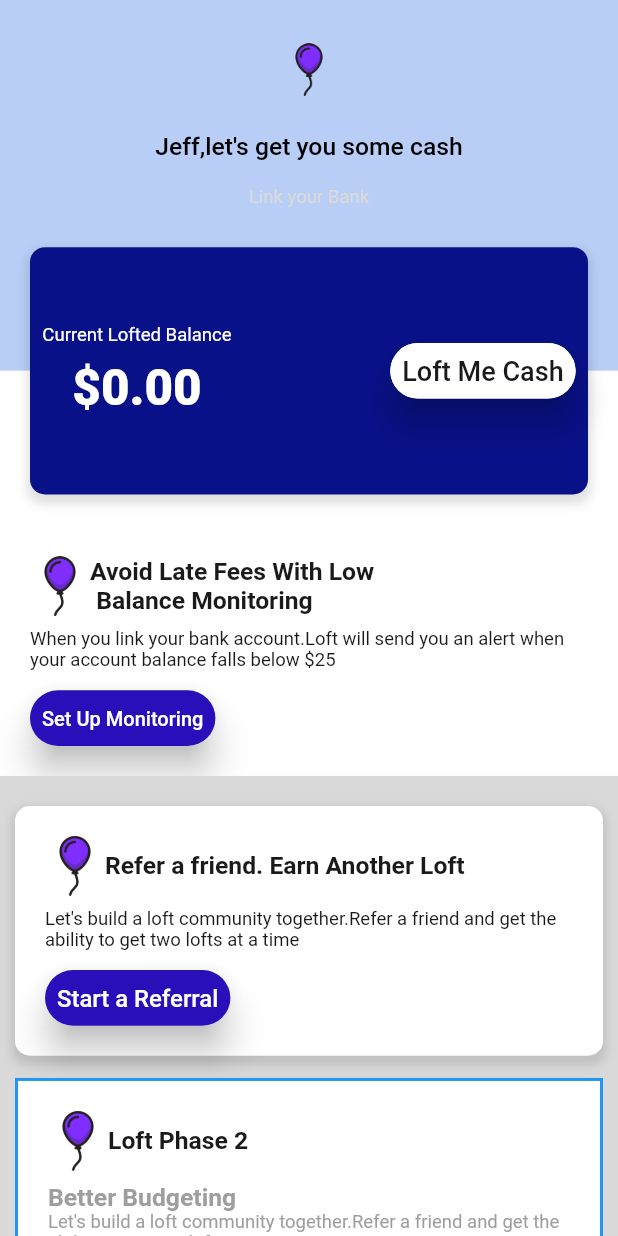
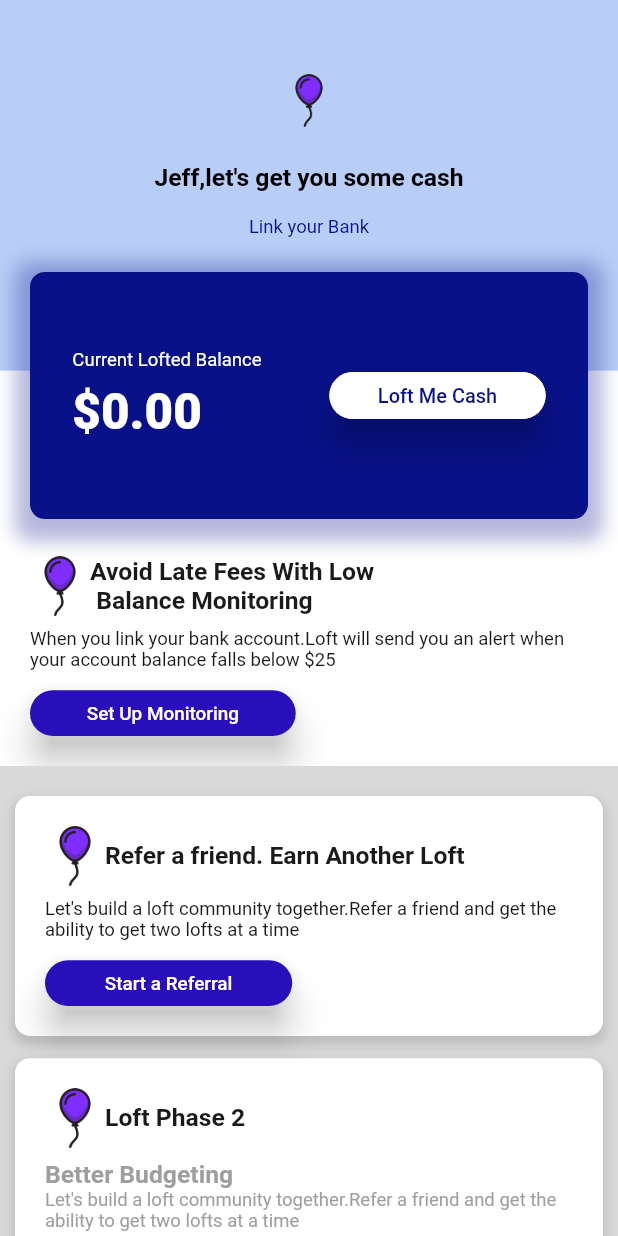
Before and after one commit to DevAppsMobile/loftApp, a Flutter app: the screen it shows after launch, on a phone screen of 412 x 824 dp. Run offline on Flutter 3.47's test engine with Material 2 defaults, Android fonts, the phone set to English and light mode, and no system bars; our stand-ins replace connectivity, firebase_auth, firebase_core, flutter_easyloading, get_it, local_auth and 3 more; missing offline and left inert: flutter_flavor; accounts and stored records are empty.

Commit message:
Dashboard screen updated

```diff
--- a/lib/screens/dash_board_screen.dart
+++ b/lib/screens/dash_board_screen.dart
@@ -1,8 +1,9 @@
 import 'package:flutter/cupertino.dart';
 import 'package:flutter/material.dart';
-import 'package:loftfin/strings.dart';
 import 'package:loftfin/style/app_theme.dart';
 import 'package:loftfin/widgets/custom_button.dart';
+
+import '../strings.dart';
 
 class DashBoardScreen extends StatefulWidget {
   static String routeName = "/dash_board_screen";
@@ -14,63 +15,56 @@ class DashBoardScreen extends StatefulWidget {
 }
 
 class _DashBoardScreen extends State<DashBoardScreen> {
-
-
   @override
   Widget build(BuildContext context) {
     final height = MediaQuery.of(context).size.height;
 
     final size = MediaQuery.of(context).size;
-    return SafeArea(child:
-      Scaffold(
+    return Scaffold(
         backgroundColor: Colors.white,
-      body:SingleChildScrollView(
-        child:Column(
+        body: SingleChildScrollView(
+          child: Column(
             children: [
-            TopView(),
+              _topView(),
               Container(
                 width: MediaQuery.of(context).size.width,
                 color: AppTheme.grey,
-              padding:new EdgeInsets.only(
+                padding: EdgeInsets.only(
                   top: 20.0,
                   right: 10.0,
                   bottom: 20.0,
-                  left: 10.0),
+                  left: 10.0,
+                ),
                 child: Column(
                   children: [
-                    Refer_Freind(),
+                    _referFriend(),
                     SizedBox(
                       height: size.height * 0.018,
                     ),
-
-                    Phase2(),
-                    ]
+                    _phaseTwo(),
+                  ],
+                ),
               )
-
-
-            )
-
             ],
-        ),)
+          ),
         ));
   }
 
-  Widget TopView(){
-    final height = MediaQuery.of(context).size.height;
+  Widget _topView() {
     final size = MediaQuery.of(context).size;
-    return   Stack(
+    return Stack(
       children: <Widget>[
         // The containers in the background and scrollable
-        new Column(
+        Column(
           children: <Widget>[
-            new Container(
-              height: height * .3,
+            Container(
+              height: size.height * 0.3,
               width: MediaQuery.of(context).size.width,
               color: AppTheme.blue,
               child: Column(
                 children: [
                   SizedBox(
-                    height: size.height * 0.035,
+                    height: size.height * 0.06,
                   ),
                   SizedBox(
                     height: 35,
@@ -85,7 +79,7 @@ class _DashBoardScreen extends State<DashBoardScreen> {
                     "Jeff,let's get you some cash",
                     style: TextStyle(
                       color: AppTheme.textColor,
-                      fontWeight: FontWeight.w500,
+                      fontWeight: FontWeight.w600,
                       fontSize: size.height * 0.02,
                     ),
                   ),
@@ -95,7 +89,7 @@ class _DashBoardScreen extends State<DashBoardScreen> {
                   Text(
                     kStringsLinkYourBank,
                     style: TextStyle(
-                      color: AppTheme.grey,
+                      color: AppTheme.darkBlue,
                       fontWeight: FontWeight.w400,
                       fontSize: size.height * 0.015,
                     ),
@@ -103,32 +97,32 @@ class _DashBoardScreen extends State<DashBoardScreen> {
                 ],
               ),
             ),
-            BalanceMonitoring()
+            _balanceMonitoring()
           ],
-
         ),
-        new Container(
+        Container(
           alignment: Alignment.topCenter,
-          padding: new EdgeInsets.only(
-              top: MediaQuery.of(context).size.height * .2,
+          padding: EdgeInsets.only(
+              top: MediaQuery.of(context).size.height * 0.22,
               right: 20.0,
               left: 20.0),
-          child: new Container(
-              height: MediaQuery.of(context).size.height * .2,
+          child: Container(
+            height: MediaQuery.of(context).size.height * 0.2,
             width: MediaQuery.of(context).size.width,
             decoration: BoxDecoration(
               borderRadius: BorderRadius.circular(10),
-                color:  AppTheme.darkBlue,
+              color: AppTheme.darkBlue,
               boxShadow: <BoxShadow>[
                 BoxShadow(
-                    color: Colors.black12,
+                  color: AppTheme.darkBlue.withOpacity(0.3),
                   offset: Offset(0, 4),
-                    blurRadius: 5,
-                    spreadRadius: 2,
+                  blurRadius: 10,
+                  spreadRadius: 10,
                 ),
               ],
             ),
-
+            child: Padding(
+              padding: const EdgeInsets.all(20.0),
               child: Row(
                 crossAxisAlignment: CrossAxisAlignment.center,
                 children: [
@@ -136,7 +130,7 @@ class _DashBoardScreen extends State<DashBoardScreen> {
                     width: size.width * 0.02,
                   ),
                   Column(
-                    crossAxisAlignment: CrossAxisAlignment.center,
+                    crossAxisAlignment: CrossAxisAlignment.start,
                     mainAxisAlignment: MainAxisAlignment.center,
                     children: [
                       Text(
@@ -150,7 +144,6 @@ class _DashBoardScreen extends State<DashBoardScreen> {
                       SizedBox(
                         height: size.height * 0.01,
                       ),
-
                       Text(
                         "\$0.00",
                         style: TextStyle(
@@ -164,34 +157,34 @@ class _DashBoardScreen extends State<DashBoardScreen> {
                   Spacer(),
                   CustomButton(
                     title: kStringsLoftMeCash,
-                    width: size.width * 0.3,
-
+                    width: size.width * 0.35,
                     backgroundColor: AppTheme.white,
-                    txtColor: AppTheme.black,
+                    txtColor: AppTheme.darkBlue,
                     onClick: () {},
-                    height: size.height * 0.045,
+                    height: size.height * 0.038,
                   ),
                   SizedBox(
                     width: size.width * 0.02,
                   ),
-
                 ],
-              )
+              ),
+            ),
           ),
         )
       ],
     );
   }
 
- Widget BalanceMonitoring(){
+  Widget _balanceMonitoring() {
     final size = MediaQuery.of(context).size;
-   return new Container(
+    return Container(
       width: MediaQuery.of(context).size.width,
       color: AppTheme.white,
-          padding: new EdgeInsets.only(
+      padding: EdgeInsets.only(
         right: 20.0,
         bottom: 20.0,
-              left: 20.0),
+        left: 20.0,
+      ),
       child: Column(
         crossAxisAlignment: CrossAxisAlignment.start,
         mainAxisAlignment: MainAxisAlignment.start,
@@ -213,8 +206,8 @@ class _DashBoardScreen extends State<DashBoardScreen> {
               SizedBox(
                 height: size.width * 0.015,
               ),
-
-                  Text(kStringsBalanceMonitoring,
+              Text(
+                kStringsBalanceMonitoring,
                 style: TextStyle(
                   color: AppTheme.black,
                   fontWeight: FontWeight.w600,
@@ -238,32 +231,29 @@ class _DashBoardScreen extends State<DashBoardScreen> {
           SizedBox(
             height: size.height * 0.016,
           ),
-
           CustomButton(
             title: kStringsSetUp,
-                width: size.width * 0.3,
+            width: size.width * 0.43,
             backgroundColor: AppTheme.themeColor,
             txtColor: AppTheme.white,
             onClick: () {},
-                height: size.height * 0.045,
+            height: size.height * 0.037,
           ),
           SizedBox(
             width: size.width * 0.02,
           ),
-
         ],
-          )
+      ),
     );
   }
 
-
-  Widget Refer_Freind(){
+  Widget _referFriend() {
     final size = MediaQuery.of(context).size;
-    return new Container(
+    return Container(
       width: MediaQuery.of(context).size.width,
       decoration: BoxDecoration(
         borderRadius: BorderRadius.circular(10),
-          color:  AppTheme.white,
+        color: AppTheme.white,
         boxShadow: <BoxShadow>[
           BoxShadow(
             color: Colors.black12,
@@ -273,12 +263,8 @@ class _DashBoardScreen extends State<DashBoardScreen> {
           ),
         ],
       ),
-
-        padding: new EdgeInsets.only(
-            right: 20.0,
-            top: 20.0,
-            bottom: 20.0,
-            left: 20.0),
+      padding:
+          EdgeInsets.only(right: 20.0, top: 20.0, bottom: 20.0, left: 20.0),
       child: Column(
         crossAxisAlignment: CrossAxisAlignment.start,
         mainAxisAlignment: MainAxisAlignment.start,
@@ -297,7 +283,6 @@ class _DashBoardScreen extends State<DashBoardScreen> {
               SizedBox(
                 height: size.width * 0.015,
               ),
-
               Text(
                 kStringsReferFriend,
                 style: TextStyle(
@@ -323,41 +308,40 @@ class _DashBoardScreen extends State<DashBoardScreen> {
           SizedBox(
             height: size.height * 0.016,
           ),
-
           CustomButton(
             title: kStringsStartFeral,
-              width: size.width * 0.3,
+            width: size.width * 0.4,
             backgroundColor: AppTheme.themeColor,
             txtColor: AppTheme.white,
             onClick: () {},
-              height: size.height * 0.045,
+            height: size.height * 0.037,
           ),
           SizedBox(
             width: size.width * 0.02,
           ),
-
         ],
-        )
+      ),
     );
   }
 
-  Widget Phase2(){
+  Widget _phaseTwo() {
     final size = MediaQuery.of(context).size;
-    return new Container(
+    return Container(
       width: MediaQuery.of(context).size.width,
       decoration: BoxDecoration(
-          color: Colors.white,
-            border: Border.all(
-              color: Colors.blue, //                   <--- border color
-              width: 2.0,
-            )
+        borderRadius: BorderRadius.circular(10),
+        color: AppTheme.white,
+        boxShadow: <BoxShadow>[
+          BoxShadow(
+            color: Colors.black12,
+            offset: Offset(0, 4),
+            blurRadius: 5,
+            spreadRadius: 2,
           ),
-
-        padding: new EdgeInsets.only(
-            right: 20.0,
-            top: 20.0,
-            bottom: 20.0,
-            left: 20.0),
+        ],
+      ),
+      padding:
+          EdgeInsets.only(right: 20.0, top: 20.0, bottom: 20.0, left: 20.0),
       child: Column(
         crossAxisAlignment: CrossAxisAlignment.start,
         mainAxisAlignment: MainAxisAlignment.start,
@@ -376,7 +360,6 @@ class _DashBoardScreen extends State<DashBoardScreen> {
               SizedBox(
                 height: size.width * 0.015,
               ),
-
               Text(
                 kStringsPhase2,
                 style: TextStyle(
@@ -394,7 +377,7 @@ class _DashBoardScreen extends State<DashBoardScreen> {
           Text(
             "Better Budgeting",
             style: TextStyle(
-                color:Colors.grey,
+              color: Colors.grey,
               fontWeight: FontWeight.w600,
               fontSize: size.height * 0.02,
             ),
@@ -449,7 +432,7 @@ class _DashBoardScreen extends State<DashBoardScreen> {
             ),
           ),
         ],
-        )
+      ),
     );
   }
 }
```
Lines whose indentation alone changed are shown as unchanged.
